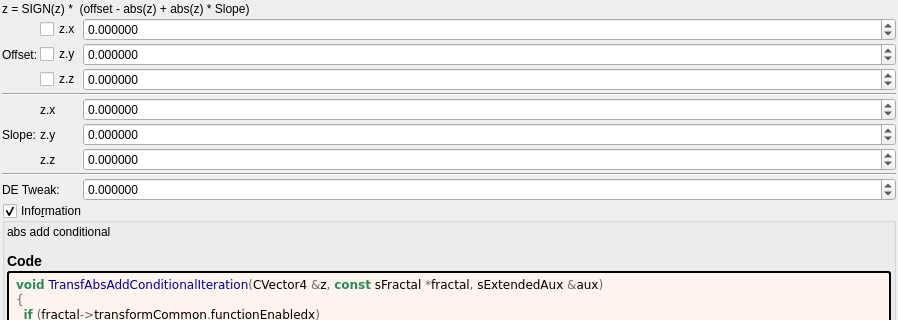
This is mandelbulber2/formula/ui/transf_abs_add_conditional.ui in buddhi1980/mandelbulber2 as Qt 5 draws it before an edit; both pictures show x 0 to 898 and y 0 to 320 of the 898 by 811 pixel window. The edited form follows.
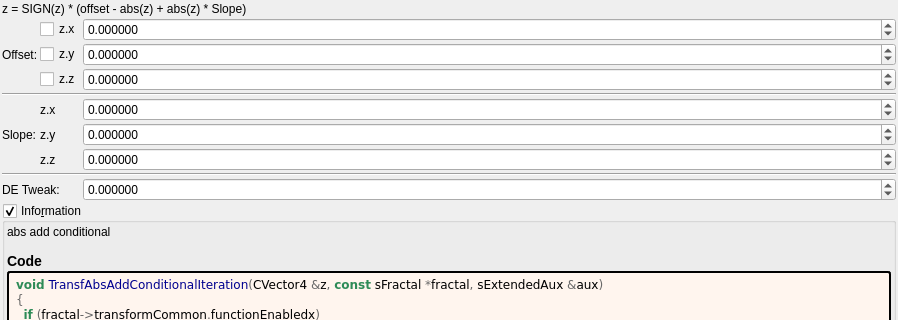
This is the edited form. Custom widgets are drawn as their Qt base class.

Patch:
```diff
--- a/mandelbulber2/formula/ui/transf_abs_add_conditional.ui
+++ b/mandelbulber2/formula/ui/transf_abs_add_conditional.ui
@@ -32,7 +32,7 @@
    <item>
     <widget class="QLabel" name="label_133">
      <property name="text">
-      <string>z = SIGN(z) *  (offset - abs(z) + abs(z) * Slope)</string>
+      <string>z = SIGN(z) * (offset - abs(z) + abs(z) * Slope)</string>
      </property>
     </widget>
    </item>
```
Left out of the diff: 2 changed lines with no effect on the pictures.
